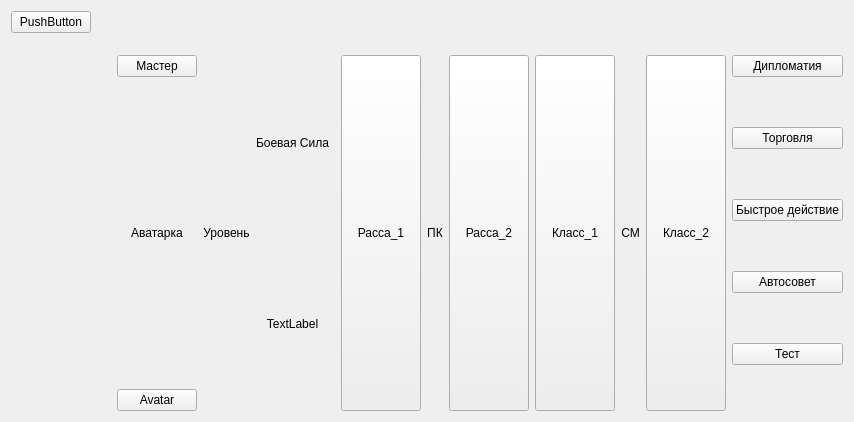
First picture: the form in Nayda/gamerwidget.ui, repository Mar94oK/Nayda, before the edit.
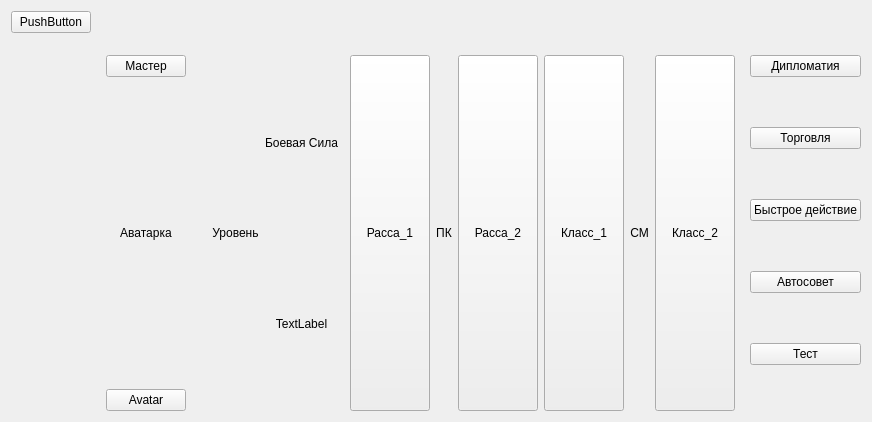
Second picture: the form after the edit. Custom widgets are drawn as their Qt base class.

Commit message: Refactoring gamerWidget view.

The edit to the form file:
```diff
--- a/Nayda/gamerwidget.ui
+++ b/Nayda/gamerwidget.ui
@@ -6,7 +6,7 @@
    <rect>
     <x>0</x>
     <y>0</y>
-    <width>851</width>
+    <width>872</width>
     <height>422</height>
    </rect>
   </property>
@@ -14,7 +14,7 @@
    <string>Form</string>
   </property>
   <layout class="QGridLayout" name="gridLayout">
-   <item row="0" column="5" rowspan="5">
+   <item row="0" column="4" rowspan="5">
     <layout class="QVBoxLayout" name="lyt_Controls">
      <item>
       <widget class="QPushButton" name="btn_diplomacy">
@@ -73,20 +73,7 @@
    <item row="3" column="4">
     <widget class="CardsInGame" name="wt_CardsInGameSecondaryPlayer" native="true"/>
    </item>
-   <item row="4" column="3">
-    <spacer name="horizontalSpacer_4">
-     <property name="orientation">
-      <enum>Qt::Horizontal</enum>
-     </property>
-     <property name="sizeHint" stdset="0">
-      <size>
-       <width>40</width>
-       <height>20</height>
-      </size>
-     </property>
-    </spacer>
-   </item>
-   <item row="0" column="4" rowspan="3">
+   <item row="0" column="3" rowspan="3">
     <widget class="Hand" name="widget" native="true">
      <property name="sizePolicy">
       <sizepolicy hsizetype="Preferred" vsizetype="Preferred">
@@ -96,36 +83,10 @@
      </property>
     </widget>
    </item>
-   <item row="0" column="3">
-    <spacer name="horizontalSpacer_3">
-     <property name="orientation">
-      <enum>Qt::Horizontal</enum>
-     </property>
-     <property name="sizeHint" stdset="0">
-      <size>
-       <width>40</width>
-       <height>20</height>
-      </size>
-     </property>
-    </spacer>
-   </item>
-   <item row="4" column="4">
+   <item row="4" column="3">
     <layout class="QVBoxLayout" name="verticalLayout">
      <item>
       <layout class="QHBoxLayout" name="horizontalLayout">
-       <item>
-        <spacer name="verticalSpacer">
-         <property name="orientation">
-          <enum>Qt::Vertical</enum>
-         </property>
-         <property name="sizeHint" stdset="0">
-          <size>
-           <width>20</width>
-           <height>40</height>
-          </size>
-         </property>
-        </spacer>
-       </item>
        <item>
         <spacer name="horizontalSpacer">
          <property name="orientation">
@@ -167,6 +128,19 @@
          </item>
         </layout>
        </item>
+       <item>
+        <spacer name="verticalSpacer">
+         <property name="orientation">
+          <enum>Qt::Vertical</enum>
+         </property>
+         <property name="sizeHint" stdset="0">
+          <size>
+           <width>20</width>
+           <height>40</height>
+          </size>
+         </property>
+        </spacer>
+       </item>
        <item>
         <widget class="QLabel" name="lbl_Level">
          <property name="text">
@@ -334,6 +308,32 @@
      </property>
     </spacer>
    </item>
+   <item row="0" column="5">
+    <spacer name="horizontalSpacer_7">
+     <property name="orientation">
+      <enum>Qt::Horizontal</enum>
+     </property>
+     <property name="sizeHint" stdset="0">
+      <size>
+       <width>40</width>
+       <height>20</height>
+      </size>
+     </property>
+    </spacer>
+   </item>
+   <item row="4" column="0">
+    <spacer name="horizontalSpacer_6">
+     <property name="orientation">
+      <enum>Qt::Horizontal</enum>
+     </property>
+     <property name="sizeHint" stdset="0">
+      <size>
+       <width>40</width>
+       <height>20</height>
+      </size>
+     </property>
+    </spacer>
+   </item>
   </layout>
  </widget>
  <customwidgets>
```
Left out of the diff: 2 changed lines with no effect on the pictures.
